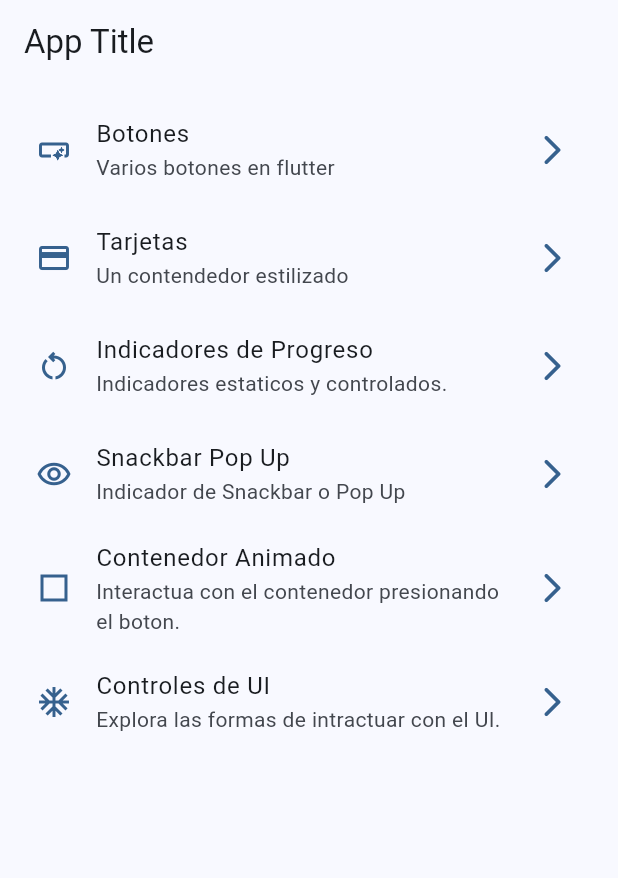
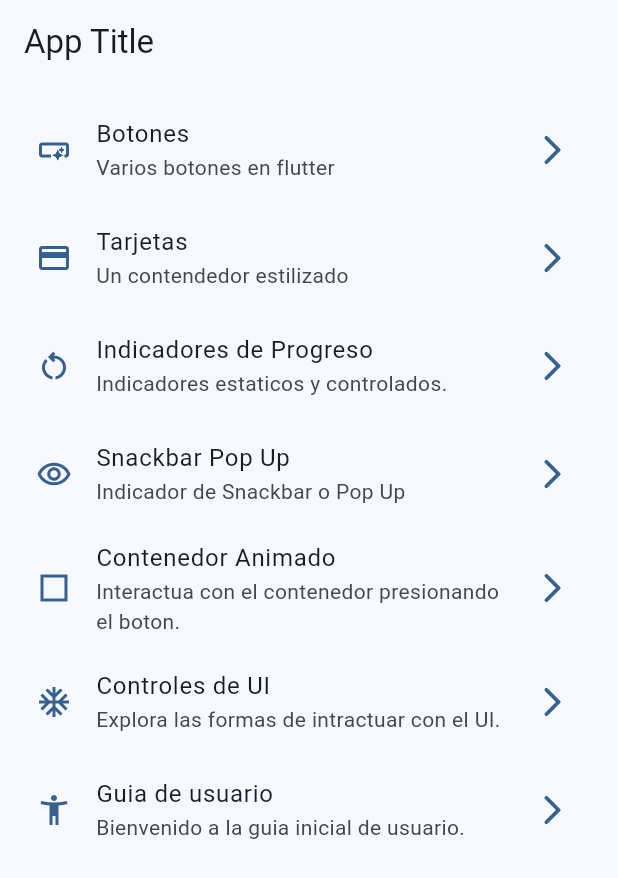
Before and after one commit to josuearroliga/widgetsApp, a Flutter app: the screen it shows after launch, on a phone screen of 412 x 824 dp. Shown: the top 878 px of the screen. Run offline on Flutter 3.47's test engine with Material 3 defaults, Android fonts, the phone set to English and light mode, and no system bars; our stand-ins replace go_router.

```diff
--- a/lib/config/menu/menu_items.dart
+++ b/lib/config/menu/menu_items.dart
@@ -50,4 +50,10 @@ const appMenuItems = <MenuItem>[
     link: '/ui_controls',
     icon: Icons.ac_unit_outlined,
   ),
+  MenuItem(
+    title: 'Guia de usuario',
+    subTitle: 'Bienvenido a la guia inicial de usuario.',
+    link: '/app_tutorial',
+    icon: Icons.accessibility_new_outlined,
+  ),
 ];
--- a/lib/config/router/app_router.dart
+++ b/lib/config/router/app_router.dart
@@ -41,5 +41,10 @@ final appRouter = GoRouter(
       name: UiControlsScreen.name,
       builder: (context, state) => const UiControlsScreen(),
     ),
+    GoRoute(
+      path: '/app_tutorial',
+      name: AppTutorialScreen.name,
+      builder: (context, state) => const AppTutorialScreen(),
+    ),
   ],
 );
```
Also changed, not shown: lib/presentation/screens/app_tutorial/app_tutorial_screen.dart (+56 -0 lines).
